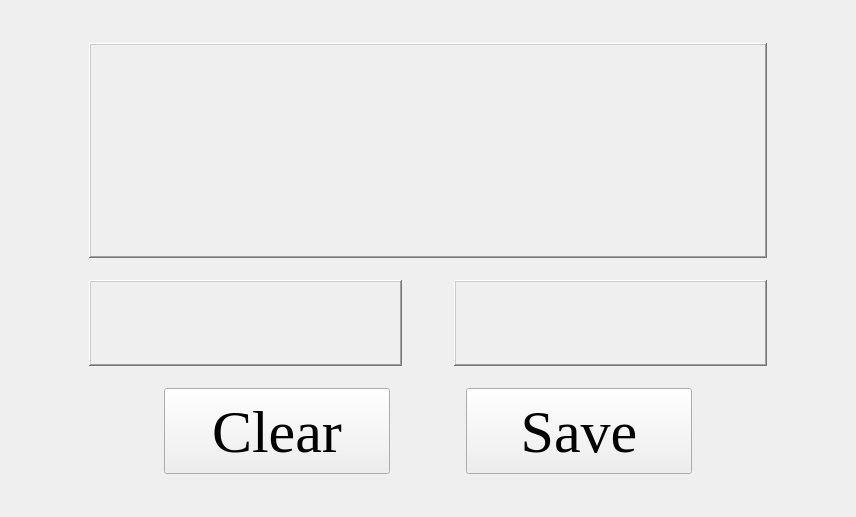
Before: the Qt Designer form DeskTop App Test/UIs/message.ui in mohab-hisham/Smart-Home-System-controlled-by-EEG, drawn with Qt 5.
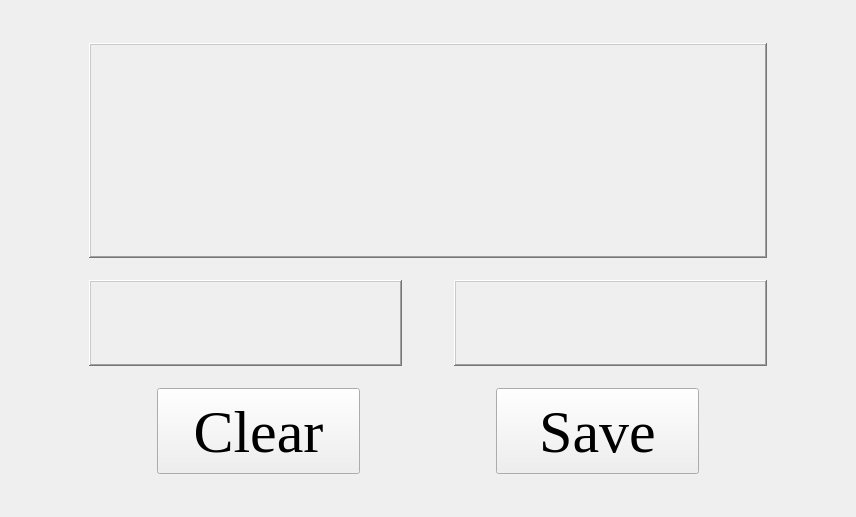
After: the same form once the commit is applied.

Patch:
```diff
--- a/DeskTop App Test/UIs/message.ui
+++ b/DeskTop App Test/UIs/message.ui
@@ -63,7 +63,7 @@
     </widget>
    </item>
    <item row="5" column="1">
-    <layout class="QHBoxLayout" name="horizontalLayout" stretch="1,3,1,3,1">
+    <layout class="QHBoxLayout" name="horizontalLayout" stretch="1,3,2,3,1">
      <item>
       <spacer name="horizontalSpacer">
        <property name="orientation">
```
Left out of the diff: 4 changed lines with no effect on the pictures.
